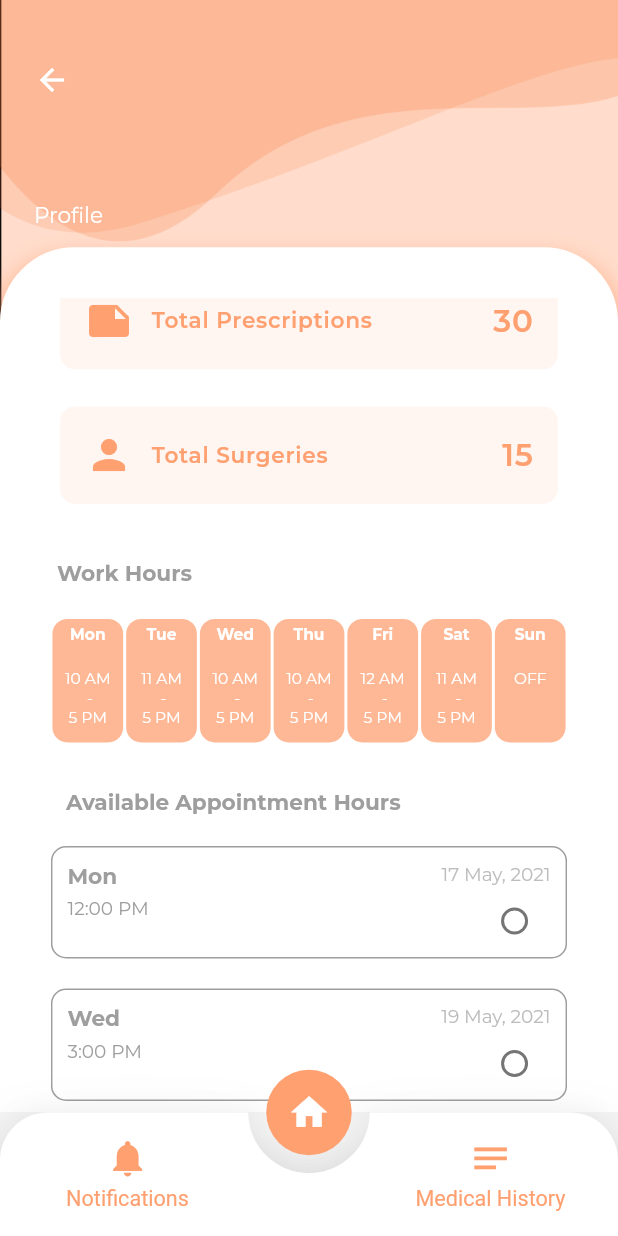
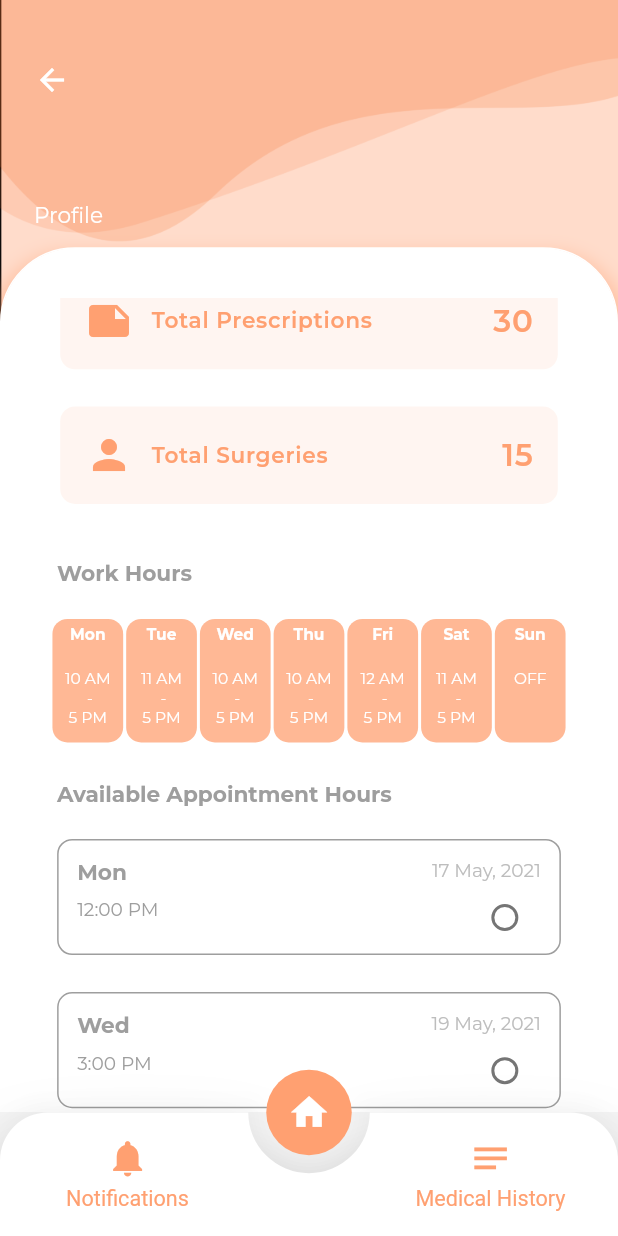
Before and after one commit to SankaM/Kahiya-Mobile, a Flutter app: the DoctorProfilePage screen opened by its route, scrolled down 576 dp, on a phone screen of 412 x 824 dp. Run offline on Flutter 3.47's test engine with Material 2 defaults, Android fonts, the phone set to English and light mode, and no system bars; drawn by our look-alikes of animated_bottom_navigation_bar, auto_size_text; our stand-ins replace dotted_line, flutter_phoenix, get, getwidget, google_fonts.

Commit message:
[eDoctor] Doctor's Profile Page - Fixing UI

```diff
--- a/ePatient/10__code/monda_epatient/lib/_4__presentation/page/_4__doctor/page__doctor_profile.dart
+++ b/ePatient/10__code/monda_epatient/lib/_4__presentation/page/_4__doctor/page__doctor_profile.dart
@@ -77,7 +77,7 @@ class DoctorProfilePage extends AbstractPageWithBackgroundAndContent {
           _workHoursSection(context),
           _availableAppointmentHoursSection(context),
           _makeAnAppointmentButton(context),
-          SizedBox(height: 125,),
+          SizedBox(height: ScreenUtil.heightInPercent(20),),
         ],
       ),
     );
@@ -136,7 +136,6 @@ class DoctorProfilePage extends AbstractPageWithBackgroundAndContent {
       crossAxisAlignment: CrossAxisAlignment.start,
       children: [
         Padding(
-          // padding: EdgeInsets.only(left: 10, top: 30, right: 10),
           padding: EdgeInsets.only(left: ScreenUtil.widthInPercent(1), top: ScreenUtil.heightInPercent(3), right: ScreenUtil.widthInPercent(1), bottom: ScreenUtil.heightInPercent(2.5)),
           child: Text(TextString.label__about, style: Style.defaultTextStyle(color: Colors.grey[500]!, fontWeight: FontWeight.w700,),),
         ),
@@ -197,10 +196,10 @@ class DoctorProfilePage extends AbstractPageWithBackgroundAndContent {
 
   Widget _makeAnAppointmentButton(BuildContext context) {
     return Padding(
-      padding: EdgeInsets.only(top: 20),
+      padding: EdgeInsets.only(top: ScreenUtil.heightInPercent(2.5)),
       child: GFButton(
         color: Style.colorPrimary,
-        size: 50,
+        size: ScreenUtil.heightInPercent(6),
         elevation: 3,
         onPressed: () {
           RouteNavigator.gotoConfirmAppointmentPage();
@@ -301,7 +300,7 @@ class _AvailableAppointmentHoursState extends State<_AvailableAppointmentHours>
     List<Widget> childrenList = [];
     childrenList.add(
       Padding(
-        padding: EdgeInsets.only(left: 10, top: 30, right: 10, bottom: 10),
+        padding: EdgeInsets.only(left: ScreenUtil.widthInPercent(1), top: ScreenUtil.heightInPercent(3), right: ScreenUtil.widthInPercent(1), bottom: ScreenUtil.heightInPercent(1)),
         child: Text(TextString.label__available_appointment_hours, style: Style.defaultTextStyle(color: Colors.grey[500]!, fontWeight: FontWeight.w700,),),
       ),
     );
@@ -321,8 +320,8 @@ class _AvailableAppointmentHoursState extends State<_AvailableAppointmentHours>
     Color color2 = (selectedId == _optionHour.id) ? Colors.grey[600]! : Colors.grey[400]!;
 
     return Container(
-      margin: EdgeInsets.only(top: 10, bottom: 10),
-      padding: EdgeInsets.only(left: 10, top: 10, right: 10),
+      margin: EdgeInsets.only(top: ScreenUtil.heightInPercent(1.5), left: ScreenUtil.widthInPercent(1), bottom: ScreenUtil.heightInPercent(1.5), right: ScreenUtil.widthInPercent(1)),
+      padding: EdgeInsets.only(left: ScreenUtil.widthInPercent(3), top: ScreenUtil.heightInPercent(1.5), right: ScreenUtil.widthInPercent(3)),
       decoration: BoxDecoration(
         border: Border.all(color: Colors.grey),
         borderRadius: BorderRadius.all(Radius.circular(10),),
@@ -341,7 +340,7 @@ class _AvailableAppointmentHoursState extends State<_AvailableAppointmentHours>
               mainAxisAlignment: MainAxisAlignment.start,
               children: [
                 Text(_optionHour.dayLabel, style: Style.defaultTextStyle(fontWeight: FontWeight.w700, color: color1),),
-                SizedBox(height: 5,),
+                SizedBox(height: ScreenUtil.heightInPercent(1),),
                 Text(_optionHour.timeLabel, style: Style.defaultTextStyle(fontSize: Style.fontSize_S, color: color1),),
               ]
             ),
```
